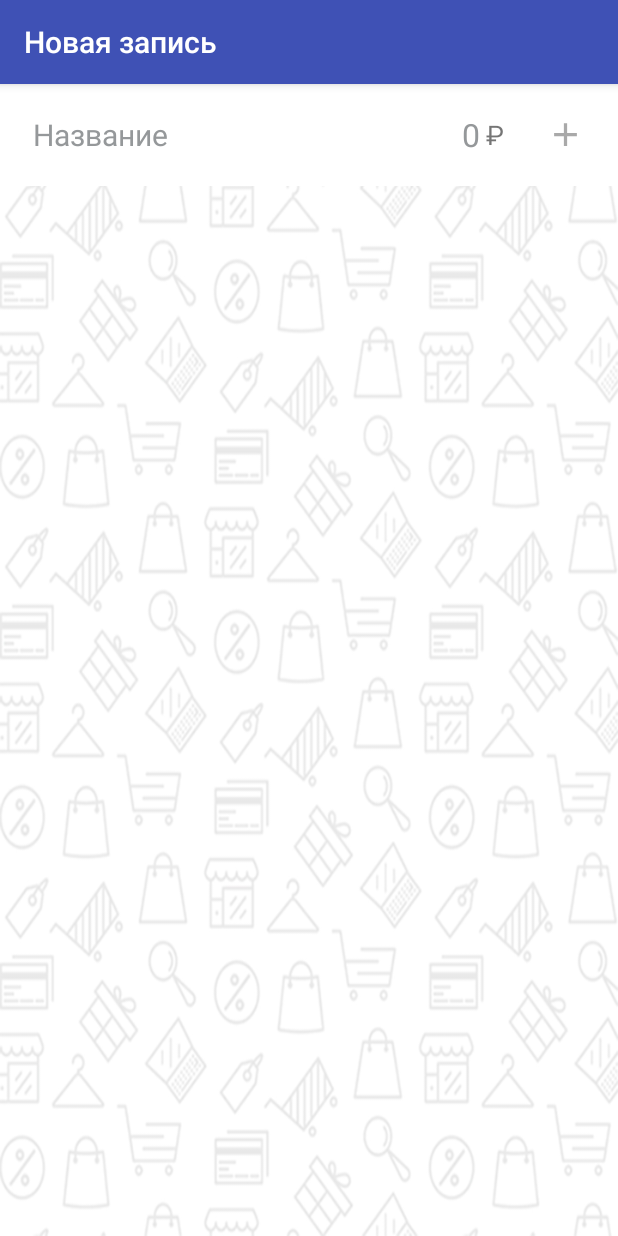
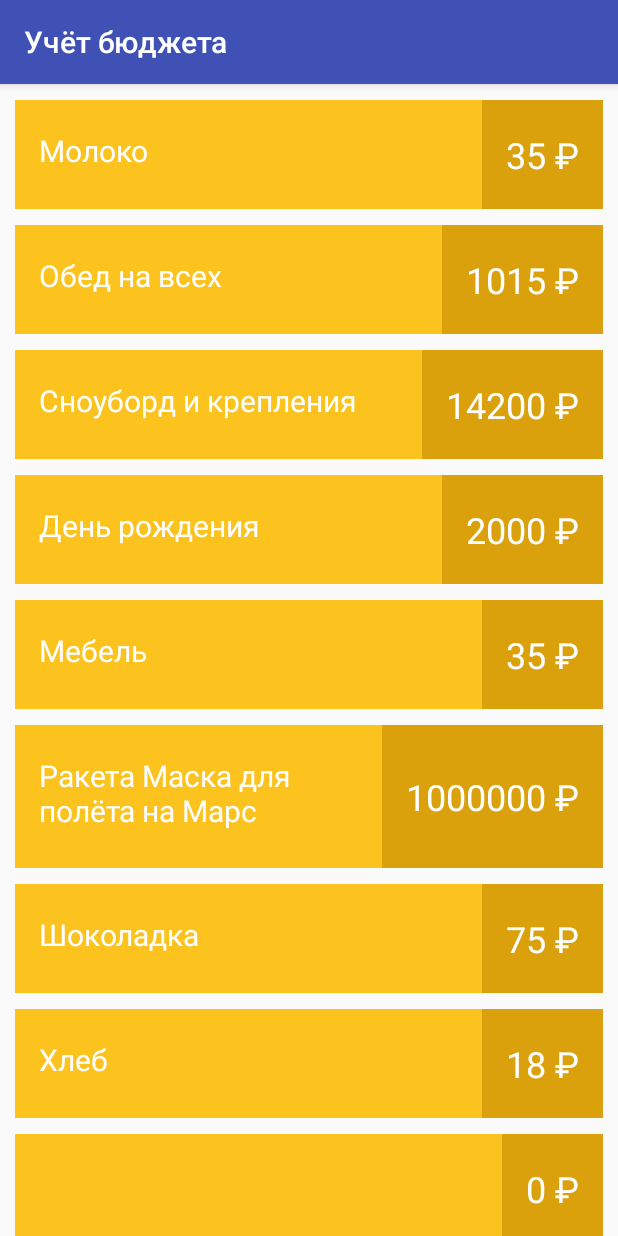
Before and after one commit to TuxGit/MoneyTracker, an Android app: the screen it shows after launch (AddItemActivity before the commit, ItemListActivity after it), on a phone screen of 412 x 824 dp. Run offline under Robolectric (Android 15) with nearby library versions, the phone set to English and light mode, and no system bars.

Commit message:
Add new activity: ItemListActivity (used RecyclerView)

```diff
--- a/app/build.gradle
+++ b/app/build.gradle
@@ -22,6 +22,7 @@ dependencies {
     implementation fileTree(dir: 'libs', include: ['*.jar'])
     implementation 'com.android.support:appcompat-v7:26.1.0'
     implementation 'com.android.support.constraint:constraint-layout:1.0.2'
+    implementation 'com.android.support:recyclerview-v7:26.1.0'
     testImplementation 'junit:junit:4.12'
     androidTestImplementation 'com.android.support.test:runner:1.0.1'
     androidTestImplementation 'com.android.support.test.espresso:espresso-core:3.0.1'
--- a/app/src/main/AndroidManifest.xml
+++ b/app/src/main/AndroidManifest.xml
@@ -12,7 +12,13 @@
         <activity android:name=".MainActivity">
 
         </activity>
-        <activity android:name=".AddItemActivity" android:label="@string/add_item_title">
+        <activity
+            android:name=".AddItemActivity"
+            android:label="@string/add_item_title">
+
+        </activity>
+        <activity android:name=".ItemListActivity"
+            android:label="@string/add_item_list_title">
             <intent-filter>
                 <action android:name="android.intent.action.MAIN" />
 
--- /dev/null
+++ b/app/src/main/java/ru/tux/moneytracker/ItemListActivity.java
@@ -0,0 +1,101 @@
+package ru.tux.moneytracker;
+
+import android.content.res.Resources;
+import android.support.annotation.Nullable;
+import android.support.v7.app.AppCompatActivity;
+import android.os.Bundle;
+import android.support.v7.widget.LinearLayoutManager;
+import android.support.v7.widget.RecyclerView;
+import android.view.LayoutInflater;
+import android.view.View;
+import android.view.ViewGroup;
+import android.widget.TextView;
+
+import java.util.ArrayList;
+import java.util.List;
+
+public class ItemListActivity extends AppCompatActivity {
+    private RecyclerView recyclerView;
+    private List<Record> data = new ArrayList<>();
+    private ItemListAdapter adapter;
+
+    @Override
+    protected void onCreate(Bundle savedInstanceState) {
+        super.onCreate(savedInstanceState);
+
+        setContentView(R.layout.activity_item_list);
+
+        recyclerView = findViewById(R.id.list);
+        recyclerView.setLayoutManager(new LinearLayoutManager(this));
+        // todo - recyclerView.addItemDecoration();
+        adapter = new ItemListAdapter();
+        createData();
+        recyclerView.setAdapter(adapter); // recyclerView.setAdapter(new ItemListAdapter());
+        data.add(new Record("Новый элемент", 99));
+        adapter.notifyDataSetChanged();
+    }
+
+    private void createData() {
+        data.add(new Record("Молоко", 35));
+        data.add(new Record("Обед на всех", 1015));
+        data.add(new Record("Сноуборд и крепления", 14200));
+        data.add(new Record("День рождения", 2000));
+        data.add(new Record("Мебель", 35));
+        data.add(new Record("Ракета Маска для полёта на Марс", 1000000));
+        data.add(new Record("Шоколадка", 75));
+        data.add(new Record("Хлеб", 18));
+        data.add(new Record("", 0));
+        data.add(new Record("Умная книжка", 650));
+        data.add(new Record("Молоко деревенское", 52));
+        data.add(new Record("Творог", 30));
+        data.add(new Record("Сырок", 32));
+    }
+
+
+    private class ItemListAdapter extends RecyclerView.Adapter<RecordViewHolder> {
+        @Override
+        public RecordViewHolder onCreateViewHolder(ViewGroup parent, int viewType) {
+            View view = LayoutInflater.from(parent.getContext())
+                            .inflate(R.layout.item_record, parent, false);
+            return new RecordViewHolder(view);
+        }
+
+        @Override
+        public void onBindViewHolder(RecordViewHolder holder, int position) {
+            Record record = data.get(position);
+            holder.applyData(record);
+            // ((RecordViewHolder) holder).applyData(record); <- extends RecyclerView.Adapter {
+        }
+
+        @Override
+        public int getItemCount() {
+            return data.size();
+        }
+    }
+
+    private class RecordViewHolder extends RecyclerView.ViewHolder {
+        private final TextView title;
+        private final TextView price;
+
+        public RecordViewHolder(View itemView) {
+            super(itemView);
+
+            title = itemView.findViewById(R.id.title);
+            price = itemView.findViewById(R.id.price);
+        }
+
+        public void applyData(Record record) {
+            Resources resources = getResources();
+
+            title.setText(record.getTitle());
+            price.setText(String.format(
+                    resources.getString(R.string.item_price_format),
+                    record.getPrice(),
+                    resources.getString(R.string.currency_rubl))
+            );
+            // not work -> price.setText(String.format("%1$d %2$s", 11, R.string.currency_rubl));
+            // price.setText(String.valueOf(record.getPrice()));
+            // title.setText(R.string.some_string);
+        }
+    }
+}
--- /dev/null
+++ b/app/src/main/java/ru/tux/moneytracker/Record.java
@@ -0,0 +1,24 @@
+package ru.tux.moneytracker;
+
+/**
+ * Created by tux on 15/03/18.
+ */
+
+public class Record {
+    private final String title;
+    private final int price;
+
+    public Record(String title, int price) {
+        this.title = title;
+        this.price = price;
+    }
+
+    public String getTitle() {
+        return title;
+    }
+
+    public int getPrice() {
+        return price;
+    }
+
+}
--- /dev/null
+++ b/app/src/main/res/layout/activity_item_list.xml
@@ -0,0 +1,14 @@
+<?xml version="1.0" encoding="utf-8"?>
+<FrameLayout xmlns:android="http://schemas.android.com/apk/res/android"
+    xmlns:tools="http://schemas.android.com/tools"
+    android:layout_width="match_parent"
+    android:layout_height="match_parent"
+    android:layout_marginTop="5dp">
+
+    <android.support.v7.widget.RecyclerView
+        android:id="@+id/list"
+        android:layout_width="match_parent"
+        android:layout_height="match_parent"
+        tools:listitem="@layout/item_record" />
+
+</FrameLayout>
--- /dev/null
+++ b/app/src/main/res/layout/item_record.xml
@@ -0,0 +1,40 @@
+<?xml version="1.0" encoding="utf-8"?>
+<LinearLayout xmlns:android="http://schemas.android.com/apk/res/android"
+    xmlns:tools="http://schemas.android.com/tools"
+    android:layout_width="match_parent"
+    android:layout_height="wrap_content"
+    android:layout_marginLeft="10dp"
+    android:layout_marginRight="10dp"
+    android:layout_marginTop="5dp"
+    android:layout_marginBottom="5dp"
+    android:orientation="horizontal">
+
+    <TextView
+        android:id="@+id/title"
+        android:layout_width="0dp"
+        android:layout_height="match_parent"
+        android:layout_weight="1"
+        android:paddingStart="@dimen/item_padding_horizontal"
+        android:paddingEnd="@dimen/item_padding_horizontal"
+        android:paddingTop="@dimen/item_padding_vertical"
+        android:paddingBottom="@dimen/item_padding_vertical"
+        android:background="@color/itemTitleColor"
+        android:textColor="@color/white"
+        android:textSize="20sp"
+        tools:text="Молоко dasdsad dasdasd sd dsadsad"/>
+
+    <TextView
+        android:id="@+id/price"
+        android:layout_width="wrap_content"
+        android:layout_height="match_parent"
+        android:paddingStart="@dimen/item_padding_horizontal"
+        android:paddingEnd="@dimen/item_padding_horizontal"
+        android:paddingTop="@dimen/item_padding_vertical"
+        android:paddingBottom="@dimen/item_padding_vertical"
+        android:background="@color/itemPriceColor"
+        android:textColor="@color/white"
+        android:textSize="24sp"
+        android:gravity="center"
+        tools:text="351р"/>
+
+</LinearLayout>
--- a/app/src/main/res/values/colors.xml
+++ b/app/src/main/res/values/colors.xml
@@ -9,5 +9,8 @@
     <!--<color name="inputTextColor">#95989a</color>-->
     <color name="hintTextColor">#95989a</color>
 
+    <color name="itemTitleColor">#fcc31e</color>
+    <color name="itemPriceColor">#daa10c</color>
+
     <color name="white">#FFFFFF</color>
 </resources>
--- a/app/src/main/res/values/dimensions.xml
+++ b/app/src/main/res/values/dimensions.xml
@@ -1,4 +1,7 @@
 <?xml version="1.0" encoding="utf-8"?>
 <resources>
     <dimen name="textSize">20sp</dimen>
+
+    <dimen name="item_padding_horizontal">16dp</dimen>
+    <dimen name="item_padding_vertical">20dp</dimen>
 </resources>
--- a/app/src/main/res/values/strings.xml
+++ b/app/src/main/res/values/strings.xml
@@ -5,4 +5,7 @@
 
     <string name="add_item_title">Новая запись</string>
     <string name="currency_rubl">₽</string>
+
+    <string name="add_item_list_title">Учёт бюджета</string>
+    <string name="item_price_format">"%1$d %2$s"</string>
 </resources>
```
